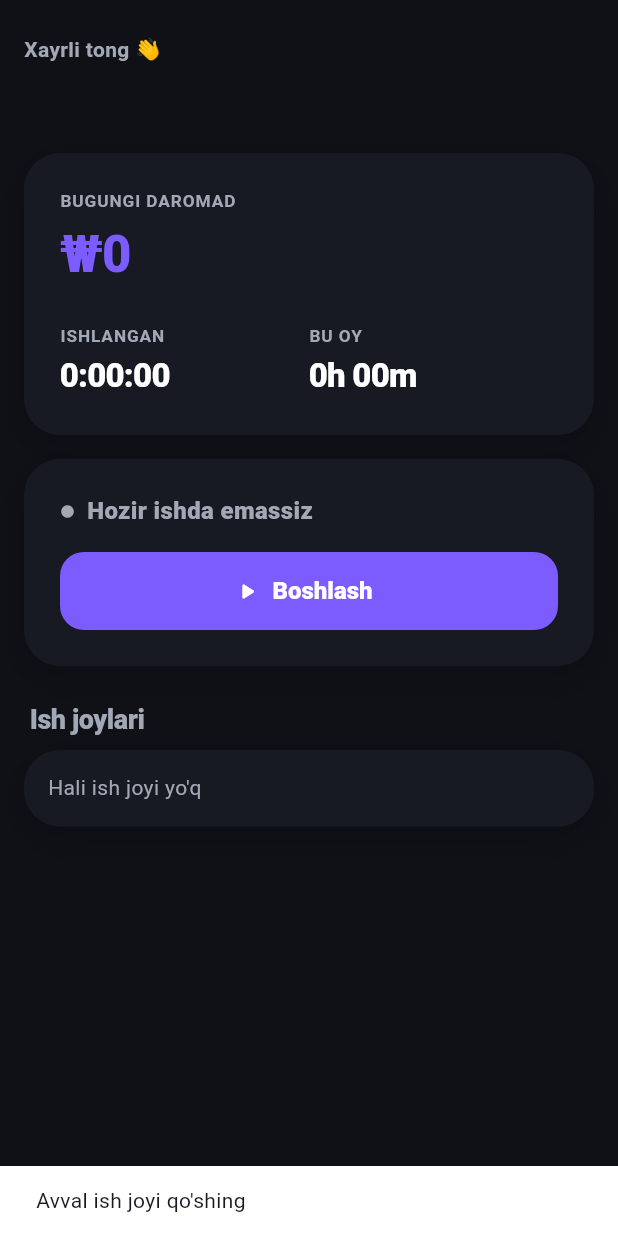
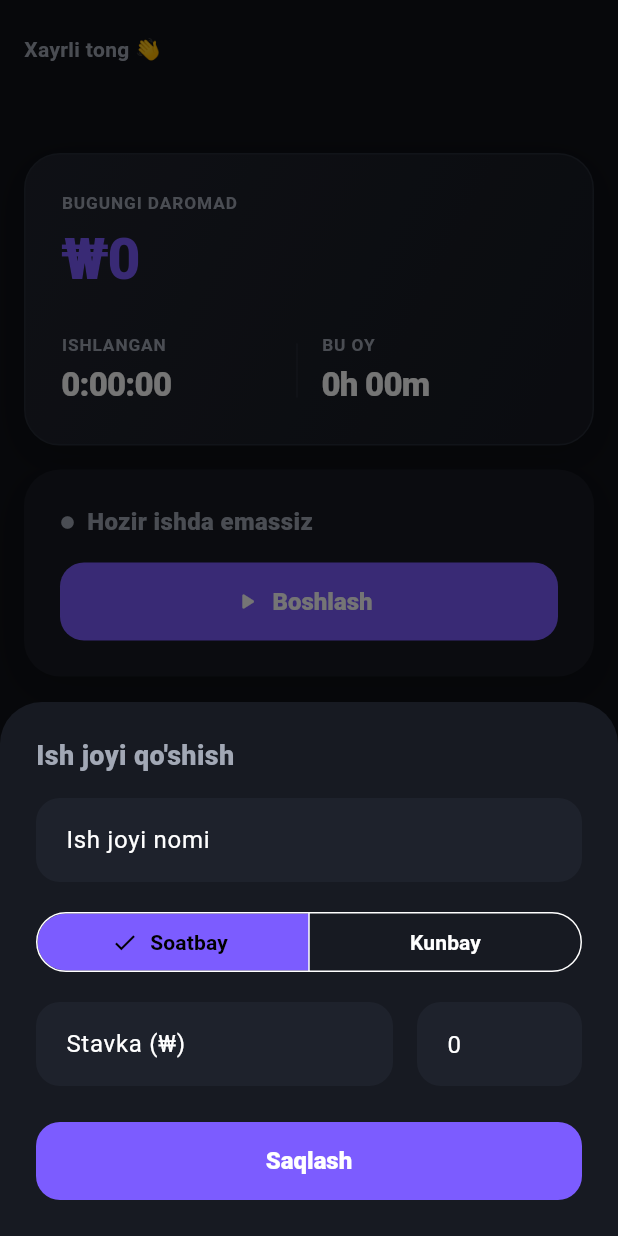
Before and after one commit to UZBLEADERRR/LaLaKu, a Flutter app: the DashboardScreen widget shown alone on an empty page, opened directly, after a tap on "Boshlash", on a phone screen of 412 x 824 dp. Run offline on Flutter 3.47's test engine with Material 3 defaults, Android fonts, the phone set to English and light mode, and no system bars; our stand-ins replace fl_chart, flutter_local_notifications, flutter_timezone, in_app_purchase, shared_preferences, timezone; accounts and stored records are empty; network calls fail; Roboto replaces fonts that are missing (SF Pro Display).

Commit message:
Flutter: ish joyi qo'shish + premium dashboard dizayn (#45)
- ApiClient: addJob/updateJob/deleteJob (POST/PUT/DELETE /api/jobs)
- Dashboard: "Ish joylari" sarlavhasida ＋ tugma + bo'sh holatda "Ish joyi qo'shish" CTA
- Ish joyi qo'shish oynasi: nom, Soatbay/Kunbay (SegmentedButton), stavka, soliq
- Ish joyi yo'q bo'lsa "Boshlash" tugmasi ham qo'shish oynasini ochadi
- Premium hero: gradient maosh kartasi (ishlab turganda binafsha glow + live-dot),
  ajratuvchi chiziqli statlar, kattaroq accent raqam
- DottedCard bo'sh holat widgeti; i18n (uz/en/ko) ish joyi maydonlari


Claude-Session: https://claude.ai/code/session_01QQ2DfnjSWLuYerrPGgagML

Co-authored-by: Claude <noreply@anthropic.com>

```diff
--- a/flutter_app/lib/i18n.dart
+++ b/flutter_app/lib/i18n.dart
@@ -15,6 +15,8 @@ class I18n {
       'current_shift': 'Joriy smena', 'start_timer': 'Boshlash', 'stop_timer': "To'xtatish",
       'break': 'Tanaffus', 'not_working': 'Hozir ishda emassiz', 'workplaces': 'Ish joylari',
       'no_workplaces': "Hali ish joyi yo'q", 'pick_workplace': 'Ish joyini tanlang',
+      'add_workplace': "Ish joyi qo'shish", 'job_name': 'Ish joyi nomi', 'hourly': 'Soatbay',
+      'daily': 'Kunbay', 'rate': 'Stavka (₩)', 'tax': 'Soliq (%)', 'per_hour': 'soat', 'per_day': 'kun',
       'salary': 'Maosh', 'add_note': 'Izoh', 'goals': 'Maqsadlar', 'income': 'Daromad',
       'expenses': 'Chiqim', 'debts': 'Qarzlar', 'remaining': 'Qoladi', 'this_month_earned': 'Bu oy topilgan',
       'add_money': 'Pul', 'new_goal': 'Yangi maqsad', 'goal_name': 'Nomi', 'goal_target': 'Summa',
@@ -38,6 +40,8 @@ class I18n {
       'current_shift': 'Current shift', 'start_timer': 'Start timer', 'stop_timer': 'Stop timer',
       'break': 'Break', 'not_working': 'Not working now', 'workplaces': 'Workplaces',
       'no_workplaces': 'No workplaces yet', 'pick_workplace': 'Pick a workplace',
+      'add_workplace': 'Add workplace', 'job_name': 'Workplace name', 'hourly': 'Hourly',
+      'daily': 'Daily', 'rate': 'Rate (₩)', 'tax': 'Tax (%)', 'per_hour': 'hr', 'per_day': 'day',
       'salary': 'Salary', 'add_note': 'Note', 'goals': 'Goals', 'income': 'Income',
       'expenses': 'Expenses', 'debts': 'Debts', 'remaining': 'Remaining', 'this_month_earned': 'Earned this month',
       'add_money': 'Money', 'new_goal': 'New goal', 'goal_name': 'Name', 'goal_target': 'Target',
@@ -61,6 +65,8 @@ class I18n {
       'current_shift': '현재 근무', 'start_timer': '시작', 'stop_timer': '정지',
       'break': '휴게', 'not_working': '근무 중 아님', 'workplaces': '근무지',
       'no_workplaces': '근무지가 없습니다', 'pick_workplace': '근무지 선택',
+      'add_workplace': '근무지 추가', 'job_name': '근무지 이름', 'hourly': '시급',
+      'daily': '일급', 'rate': '요율 (₩)', 'tax': '세금 (%)', 'per_hour': '시간', 'per_day': '일',
       'salary': '급여', 'add_note': '메모', 'goals': '목표', 'income': '수입',
       'expenses': '지출', 'debts': '부채', 'remaining': '남음', 'this_month_earned': '이번 달 수입',
       'add_money': '금액', 'new_goal': '새 목표', 'goal_name': '이름', 'goal_target': '목표액',
--- a/flutter_app/lib/screens/dashboard_screen.dart
+++ b/flutter_app/lib/screens/dashboard_screen.dart
@@ -26,7 +26,6 @@ class _DashboardScreenState extends State<DashboardScreen> {
   Timer? _ticker;
   bool _loading = true;
 
-  // Tanaffus holati (klientda, shared_preferences)
   DateTime? _breakStart;
   int _breakTotalSec = 0;
 
@@ -51,12 +50,7 @@ class _DashboardScreenState extends State<DashboardScreen> {
     final api = context.read<AuthProvider>().api;
     final now = DateTime.now();
     try {
-      final results = await Future.wait([
-        api.me(),
-        api.status(),
-        api.summary(now.year, now.month),
-        api.jobs(),
-      ]);
+      final results = await Future.wait([api.me(), api.status(), api.summary(now.year, now.month), api.jobs()]);
       final sp = await SharedPreferences.getInstance();
       final me = results[0] as Me;
       final raw = sp.getString('break_${me.id}');
@@ -104,20 +98,19 @@ class _DashboardScreenState extends State<DashboardScreen> {
     return '${n.year.toString().padLeft(4, '0')}-${n.month.toString().padLeft(2, '0')}-${n.day.toString().padLeft(2, '0')}';
   }
 
+  int get _closedTodaySec {
+    final d = _summary?.days[_todayKey];
+    if (d == null) return 0;
+    return d.sessions.where((s) => s.outTime != null).fold(0, (a, s) => a + s.minutes * 60);
+  }
+
   int get _todaySeconds {
     var base = (_summary?.minutesOn(_todayKey) ?? 0) * 60;
     final since = _status?.sinceTime;
     if ((_status?.checkedIn ?? false) && since != null) {
-      // minutesOn ochiq sessiyani ham hisoblaydi, shuning uchun soniyalar aniqligi uchun qayta hisoblaymiz
       base = _closedTodaySec + DateTime.now().difference(since).inSeconds;
     }
     return base;
-  }
-
-  int get _closedTodaySec {
-    final d = _summary?.days[_todayKey];
-    if (d == null) return 0;
-    return d.sessions.where((s) => s.outTime != null).fold(0, (a, s) => a + s.minutes * 60);
   }
 
   Workplace? get _activeJob {
@@ -143,7 +136,7 @@ class _DashboardScreenState extends State<DashboardScreen> {
     return (_rate * (1 - tax / 100)) / 3600;
   }
 
-  double get _todayEarnings => (_todaySeconds) * _liveRatePerSec;
+  double get _todayEarnings => _todaySeconds * _liveRatePerSec;
 
   String _greeting() {
     final h = DateTime.now().hour;
@@ -153,9 +146,8 @@ class _DashboardScreenState extends State<DashboardScreen> {
   }
 
   Future<void> _startWorkplace(Workplace j) async {
-    final api = context.read<AuthProvider>().api;
     try {
-      await api.punch(jobId: j.orgId == null ? j.id : null, orgId: j.orgId);
+      await context.read<AuthProvider>().api.punch(jobId: j.orgId == null ? j.id : null, orgId: j.orgId);
       await _load();
     } catch (e) {
       _snack('$e');
@@ -163,9 +155,8 @@ class _DashboardScreenState extends State<DashboardScreen> {
   }
 
   Future<void> _stop() async {
-    final api = context.read<AuthProvider>().api;
     try {
-      await api.punch();
+      await context.read<AuthProvider>().api.punch();
       setState(() {
         _breakStart = null;
         _breakTotalSec = 0;
@@ -184,15 +175,16 @@ class _DashboardScreenState extends State<DashboardScreen> {
   void _pickWorkplace() {
     showModalBottomSheet(
       context: context,
+      backgroundColor: AppColors.surface,
       builder: (_) => SafeArea(
         child: Column(
           mainAxisSize: MainAxisSize.min,
           children: [
-            const Padding(padding: EdgeInsets.all(Gap.md), child: Label('Boshlash uchun ish joyini tanlang')),
+            Padding(padding: const EdgeInsets.all(Gap.md), child: Label(tr('pick_workplace'))),
             ..._jobs.map((j) => ListTile(
-                  leading: CircleAvatar(backgroundColor: AppColors.primary.withOpacity(0.18), child: Text(j.isTeam ? '🍽' : (j.name.isNotEmpty ? j.name[0] : '?'))),
+                  leading: CircleAvatar(backgroundColor: AppColors.primary.withOpacity(0.18), child: Text(j.isTeam ? '🍽' : (j.name.isNotEmpty ? j.name[0].toUpperCase() : '?'))),
                   title: Text(j.name),
-                  subtitle: Text('${fmtWon(j.rate)}/hr'),
+                  subtitle: Text('${fmtWon(j.rate)}/${j.payType == 'daily' ? tr('per_day') : tr('per_hour')}'),
                   onTap: () {
                     Navigator.pop(context);
                     _startWorkplace(j);
@@ -204,9 +196,65 @@ class _DashboardScreenState extends State<DashboardScreen> {
     );
   }
 
+  /// Ish joyi qo'shish oynasi.
+  Future<void> _addWorkplace() async {
+    final nameC = TextEditingController();
+    final rateC = TextEditingController();
+    final taxC = TextEditingController(text: '0');
+    String payType = 'hourly';
+    final ok = await showModalBottomSheet<bool>(
+      context: context,
+      isScrollControlled: true,
+      backgroundColor: AppColors.surface,
+      builder: (ctx) => StatefulBuilder(
+        builder: (ctx, setSheet) => Padding(
+          padding: EdgeInsets.fromLTRB(Gap.lg, Gap.lg, Gap.lg, Gap.lg + MediaQuery.of(ctx).viewInsets.bottom),
+          child: Column(
+            mainAxisSize: MainAxisSize.min,
+            crossAxisAlignment: CrossAxisAlignment.stretch,
+            children: [
+              Text(tr('add_workplace'), style: const TextStyle(fontSize: 18, fontWeight: FontWeight.w800)),
+              const SizedBox(height: Gap.md),
+              TextField(controller: nameC, decoration: InputDecoration(hintText: tr('job_name'))),
+              const SizedBox(height: Gap.md),
+              SegmentedButton<String>(
+                segments: [
+                  ButtonSegment(value: 'hourly', label: Text(tr('hourly'))),
+                  ButtonSegment(value: 'daily', label: Text(tr('daily'))),
+                ],
+                selected: {payType},
+                onSelectionChanged: (s) => setSheet(() => payType = s.first),
+              ),
+              const SizedBox(height: Gap.md),
+              Row(
+                children: [
+                  Expanded(child: TextField(controller: rateC, keyboardType: TextInputType.number, decoration: InputDecoration(hintText: tr('rate')))),
+                  const SizedBox(width: Gap.md),
+                  SizedBox(width: 110, child: TextField(controller: taxC, keyboardType: TextInputType.number, decoration: InputDecoration(hintText: tr('tax')))),
+                ],
+              ),
+              const SizedBox(height: Gap.lg),
+              ElevatedButton(onPressed: () => Navigator.pop(ctx, true), child: Text(tr('save'))),
+            ],
+          ),
+        ),
+      ),
+    );
+    if (ok == true && nameC.text.trim().isNotEmpty) {
+      final rate = num.tryParse(rateC.text.trim()) ?? 0;
+      final tax = num.tryParse(taxC.text.trim()) ?? 0;
+      try {
+        await context.read<AuthProvider>().api.addJob(name: nameC.text.trim(), payType: payType, rate: rate, tax: tax);
+        await _load();
+      } catch (e) {
+        _snack('$e');
+      }
+    }
+  }
+
   @override
   Widget build(BuildContext context) {
-    context.watch<SettingsProvider>(); // til/valyuta o'zgarsa yangilanadi
+    context.watch<SettingsProvider>();
     if (_loading) return const DashboardSkeleton();
     final checkedIn = _status?.checkedIn ?? false;
     final breaking = _breakStart != null;
@@ -222,17 +270,42 @@ class _DashboardScreenState extends State<DashboardScreen> {
           Text(_me?.name ?? '', style: const TextStyle(fontSize: 26, fontWeight: FontWeight.w800, letterSpacing: -0.5)),
           const SizedBox(height: Gap.lg),
 
-          // Jonli maosh + soat
-          AppCard(
+          // Premium jonli maosh hero
+          Container(
             padding: const EdgeInsets.all(Gap.lg),
+            decoration: BoxDecoration(
+              gradient: LinearGradient(
+                colors: checkedIn
+                    ? [const Color(0xFF2A2350), const Color(0xFF171A22)]
+                    : [const Color(0xFF20232E), const Color(0xFF171A22)],
+                begin: Alignment.topLeft,
+                end: Alignment.bottomRight,
+              ),
+              borderRadius: BorderRadius.circular(Gap.radius),
+              border: Border.all(color: checkedIn ? AppColors.primary.withOpacity(0.35) : AppColors.line),
+              boxShadow: checkedIn
+                  ? [BoxShadow(color: AppColors.primary.withOpacity(0.25), blurRadius: 30, offset: const Offset(0, 12))]
+                  : const [BoxShadow(color: Color(0x33000000), blurRadius: 22, offset: Offset(0, 8))],
+            ),
             child: Column(
               crossAxisAlignment: CrossAxisAlignment.start,
               children: [
-                StatTile(label: tr('todays_earnings'), value: fmtWon(_todayEarnings), valueColor: AppColors.primary, valueSize: 34),
+                Row(
+                  children: [
+                    Label(tr('todays_earnings')),
+                    const Spacer(),
+                    if (checkedIn) _LiveDot(active: true),
+                  ],
+                ),
+                const SizedBox(height: Gap.xs),
+                Text(fmtWon(_todayEarnings),
+                    style: const TextStyle(fontSize: 38, fontWeight: FontWeight.w800, letterSpacing: -1, color: AppColors.primary, fontFeatures: [FontFeature.tabularFigures()])),
                 const SizedBox(height: Gap.lg),
                 Row(
                   children: [
                     Expanded(child: StatTile(label: tr('worked'), value: fmtClock(_todaySeconds), valueSize: 22)),
+                    Container(width: 1, height: 36, color: AppColors.line),
+                    const SizedBox(width: Gap.md),
                     Expanded(child: StatTile(label: tr('this_month'), value: fmtHm(_summary?.totalMinutes ?? 0), valueSize: 22)),
                   ],
                 ),
@@ -259,22 +332,17 @@ class _DashboardScreenState extends State<DashboardScreen> {
                       ),
                     ),
                     if (checkedIn && _status?.since != null)
-                      Text('Start ${_status!.since}', style: const TextStyle(color: AppColors.textSecondary, fontSize: 12.5)),
+                      Text('${_status!.since}', style: const TextStyle(color: AppColors.textSecondary, fontSize: 12.5)),
                   ],
                 ),
                 if (checkedIn) ...[
                   const SizedBox(height: Gap.md),
-                  Row(
-                    mainAxisAlignment: MainAxisAlignment.spaceBetween,
-                    children: [
-                      PillButton(
-                        label: breaking ? 'Break ${fmtClock(breakSec)}' : (breakSec > 0 ? 'Break · ${fmtClock(breakSec)}' : 'Break'),
-                        icon: breaking ? Icons.play_arrow_rounded : Icons.coffee_rounded,
-                        color: breaking ? AppColors.warning.withOpacity(0.18) : AppColors.surface2,
-                        textColor: breaking ? AppColors.warning : AppColors.textPrimary,
-                        onTap: _toggleBreak,
-                      ),
-                    ],
+                  PillButton(
+                    label: breaking ? '${tr('break')} ${fmtClock(breakSec)}' : (breakSec > 0 ? '${tr('break')} · ${fmtClock(breakSec)}' : tr('break')),
+                    icon: breaking ? Icons.play_arrow_rounded : Icons.coffee_rounded,
+                    color: breaking ? AppColors.warning.withOpacity(0.18) : AppColors.surface2,
+                    textColor: breaking ? AppColors.warning : AppColors.textPrimary,
+                    onTap: _toggleBreak,
                   ),
                 ],
                 const SizedBox(height: Gap.md),
@@ -291,7 +359,7 @@ class _DashboardScreenState extends State<DashboardScreen> {
                       if (checkedIn) {
                         _stop();
                       } else if (_jobs.isEmpty) {
-                        _snack('Avval ish joyi qo\'shing');
+                        _addWorkplace();
                       } else if (_jobs.length == 1) {
                         _startWorkplace(_jobs.first);
                       } else {
@@ -305,9 +373,12 @@ class _DashboardScreenState extends State<DashboardScreen> {
           ),
           const SizedBox(height: Gap.md),
 
-          SectionHeader(tr('workplaces')),
+          SectionHeader(
+            tr('workplaces'),
+            trailing: PillButton(label: '＋', icon: Icons.add_rounded, color: AppColors.primary.withOpacity(0.16), textColor: AppColors.primary, onTap: _addWorkplace),
+          ),
           if (_jobs.isEmpty)
-            AppCard(child: Text(tr('no_workplaces'), style: const TextStyle(color: AppColors.textSecondary)))
+            _EmptyWorkplaces(onAdd: _addWorkplace)
           else
             ..._jobs.map((j) => Padding(
                   padding: const EdgeInsets.only(bottom: Gap.sm),
@@ -317,8 +388,7 @@ class _DashboardScreenState extends State<DashboardScreen> {
                         CircleAvatar(
                           radius: 22,
                           backgroundColor: AppColors.primary.withOpacity(0.18),
-                          child: Text(j.isTeam ? '🍽' : (j.name.isNotEmpty ? j.name[0].toUpperCase() : '?'),
-                              style: const TextStyle(fontWeight: FontWeight.w800)),
+                          child: Text(j.isTeam ? '🍽' : (j.name.isNotEmpty ? j.name[0].toUpperCase() : '?'), style: const TextStyle(fontWeight: FontWeight.w800)),
                         ),
                         const SizedBox(width: Gap.md),
                         Expanded(
@@ -327,20 +397,35 @@ class _DashboardScreenState extends State<DashboardScreen> {
                             children: [
                               Text(j.name, maxLines: 1, overflow: TextOverflow.ellipsis, style: const TextStyle(fontWeight: FontWeight.w700, fontSize: 15.5)),
                               const SizedBox(height: 2),
-                              Text('${fmtWon(j.rate)}/${j.payType == 'daily' ? 'day' : 'hr'}',
-                                  style: const TextStyle(color: AppColors.textSecondary, fontSize: 12.5)),
+                              Text('${fmtWon(j.rate)}/${j.payType == 'daily' ? tr('per_day') : tr('per_hour')}', style: const TextStyle(color: AppColors.textSecondary, fontSize: 12.5)),
                             ],
                           ),
                         ),
                         if (!checkedIn)
-                          IconButton.filledTonal(
-                            icon: const Icon(Icons.play_arrow_rounded),
-                            onPressed: () => _startWorkplace(j),
-                          ),
+                          IconButton.filledTonal(icon: const Icon(Icons.play_arrow_rounded), onPressed: () => _startWorkplace(j)),
                       ],
                     ),
                   ),
                 )),
+        ],
+      ),
+    );
+  }
+}
+
+class _EmptyWorkplaces extends StatelessWidget {
+  final VoidCallback onAdd;
+  const _EmptyWorkplaces({required this.onAdd});
+  @override
+  Widget build(BuildContext context) {
+    return DottedCard(
+      child: Column(
+        children: [
+          const Icon(Icons.work_outline_rounded, size: 36, color: AppColors.textSecondary),
+          const SizedBox(height: Gap.sm),
+          Text(tr('no_workplaces'), style: const TextStyle(color: AppColors.textSecondary)),
+          const SizedBox(height: Gap.md),
+          ElevatedButton.icon(onPressed: onAdd, icon: const Icon(Icons.add_rounded), label: Text(tr('add_workplace'))),
         ],
       ),
     );
@@ -364,12 +449,7 @@ class _LiveDotState extends State<_LiveDot> with SingleTickerProviderStateMixin
 
   @override
   Widget build(BuildContext context) {
-    if (!widget.active) {
-      return const Icon(Icons.circle, size: 10, color: AppColors.textSecondary);
-    }
-    return FadeTransition(
-      opacity: Tween(begin: 0.4, end: 1.0).animate(_c),
-      child: const Icon(Icons.circle, size: 10, color: AppColors.success),
-    );
+    if (!widget.active) return const Icon(Icons.circle, size: 10, color: AppColors.textSecondary);
+    return FadeTransition(opacity: Tween(begin: 0.4, end: 1.0).animate(_c), child: const Icon(Icons.circle, size: 10, color: AppColors.success));
   }
 }
--- a/flutter_app/lib/services/api_client.dart
+++ b/flutter_app/lib/services/api_client.dart
@@ -126,6 +126,15 @@ class ApiClient {
     return list.map((e) => Workplace.fromJson(e as Map<String, dynamic>)).toList();
   }
 
+  /// Shaxsiy ish joyi qo'shish.
+  Future<void> addJob({required String name, String payType = 'hourly', required num rate, num tax = 0}) =>
+      _post('/api/jobs', {'name': name, 'payType': payType, 'rate': rate, 'taxPercent': tax});
+
+  Future<void> updateJob(int id, {required String name, String payType = 'hourly', required num rate, num tax = 0}) =>
+      _put('/api/jobs/$id', {'name': name, 'payType': payType, 'rate': rate, 'taxPercent': tax});
+
+  Future<void> deleteJob(int id) => _delete('/api/jobs/$id');
+
   /// Boshlash/tugatish. Ochiq yozuv bo'lsa — checkout (bo'sh body).
   Future<String> punch({int? jobId, int? orgId, double? lat, double? lng}) async {
     final j = await _post('/api/punch', {
--- a/flutter_app/lib/widgets/ui.dart
+++ b/flutter_app/lib/widgets/ui.dart
@@ -122,6 +122,25 @@ class AppCard extends StatelessWidget {
           child: Padding(padding: padding, child: child),
         ),
       ),
+    );
+  }
+}
+
+/// Bo'sh holat uchun yumshoq ramkalangan karta (CTA bilan).
+class DottedCard extends StatelessWidget {
+  final Widget child;
+  const DottedCard({super.key, required this.child});
+  @override
+  Widget build(BuildContext context) {
+    return Container(
+      width: double.infinity,
+      padding: const EdgeInsets.all(Gap.lg),
+      decoration: BoxDecoration(
+        color: AppColors.surface.withOpacity(0.5),
+        borderRadius: BorderRadius.circular(Gap.radius),
+        border: Border.all(color: AppColors.line, width: 1.5),
+      ),
+      child: child,
     );
   }
 }
```
